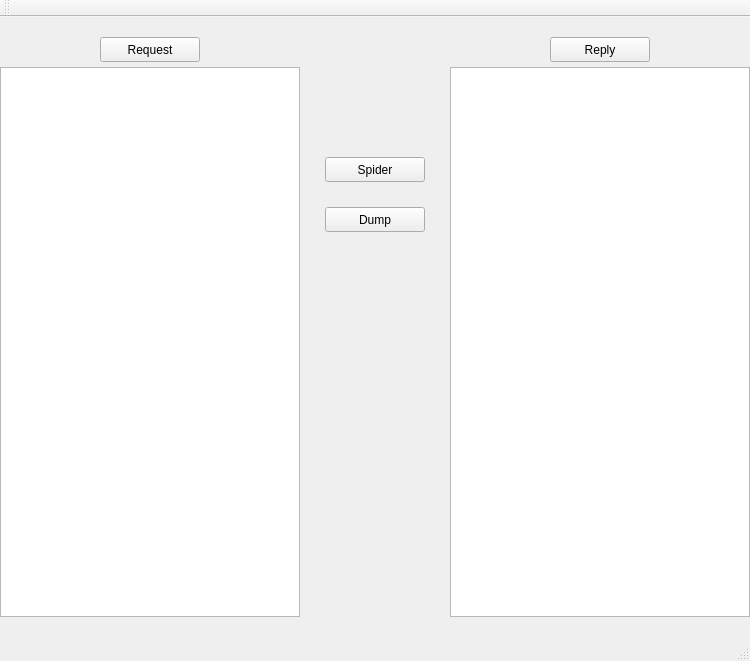
Qt form ArachnID/mainwindow.ui (Andreymazepas/ArachnID) before a commit.
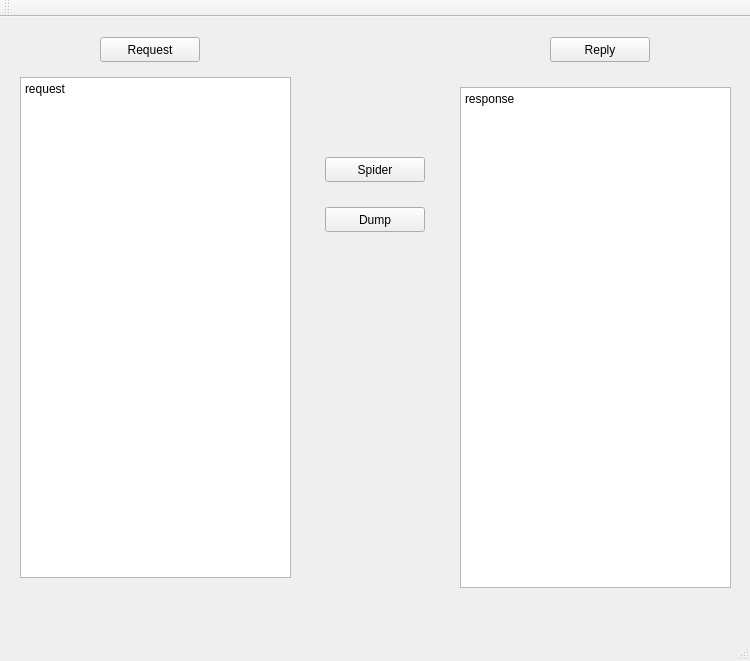
The same form after that commit.

Commit message: new GUI with signals and slots

The edit to the form file:
```diff
--- a/ArachnID/mainwindow.ui
+++ b/ArachnID/mainwindow.ui
@@ -14,26 +14,6 @@
    <string>MainWindow</string>
   </property>
   <widget class="QWidget" name="centralWidget">
-   <widget class="QListView" name="listView">
-    <property name="geometry">
-     <rect>
-      <x>0</x>
-      <y>50</y>
-      <width>300</width>
-      <height>550</height>
-     </rect>
-    </property>
-   </widget>
-   <widget class="QListView" name="listView_2">
-    <property name="geometry">
-     <rect>
-      <x>450</x>
-      <y>50</y>
-      <width>300</width>
-      <height>550</height>
-     </rect>
-    </property>
-   </widget>
    <widget class="QPushButton" name="pushButton">
     <property name="geometry">
      <rect>
@@ -86,6 +66,33 @@
      <string>Reply</string>
     </property>
    </widget>
+   <widget class="QPlainTextEdit" name="plainTextEdit">
+    <property name="geometry">
+     <rect>
+      <x>20</x>
+      <y>60</y>
+      <width>271</width>
+      <height>501</height>
+     </rect>
+    </property>
+    <property name="plainText">
+     <string>request
+</string>
+    </property>
+   </widget>
+   <widget class="QPlainTextEdit" name="plainTextEdit_2">
+    <property name="geometry">
+     <rect>
+      <x>460</x>
+      <y>70</y>
+      <width>271</width>
+      <height>501</height>
+     </rect>
+    </property>
+    <property name="plainText">
+     <string>response</string>
+    </property>
+   </widget>
   </widget>
   <widget class="QMenuBar" name="menuBar">
    <property name="geometry">
```
Left out of the diff: 2 changed lines with no effect on the pictures. The commit also changes 7 other files.
